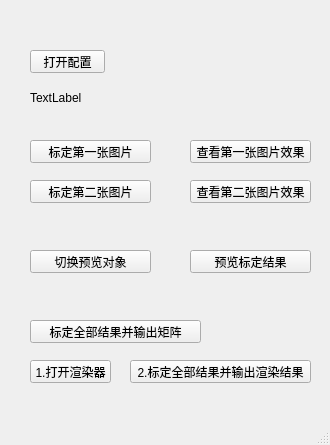
h005/myViewpoint, file hellogl2/mainentrywindow.ui: the form before one commit.
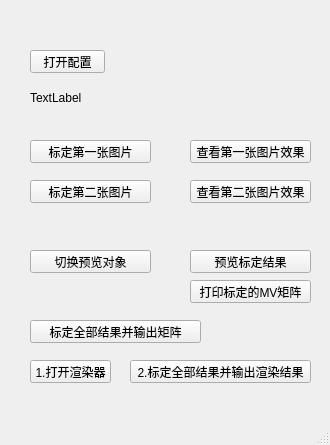
The form after the commit.

Commit message: 支持输出target的MV矩阵

```diff
--- a/hellogl2/mainentrywindow.ui
+++ b/hellogl2/mainentrywindow.ui
@@ -157,6 +157,19 @@
      <string>1.打开渲染器</string>
     </property>
    </widget>
+   <widget class="QPushButton" name="printMvMatrixBtn">
+    <property name="geometry">
+     <rect>
+      <x>190</x>
+      <y>280</y>
+      <width>121</width>
+      <height>23</height>
+     </rect>
+    </property>
+    <property name="text">
+     <string>打印标定的MV矩阵</string>
+    </property>
+   </widget>
   </widget>
   <widget class="QMenuBar" name="menubar">
    <property name="geometry">
```
The commit also changes 2 other files.
